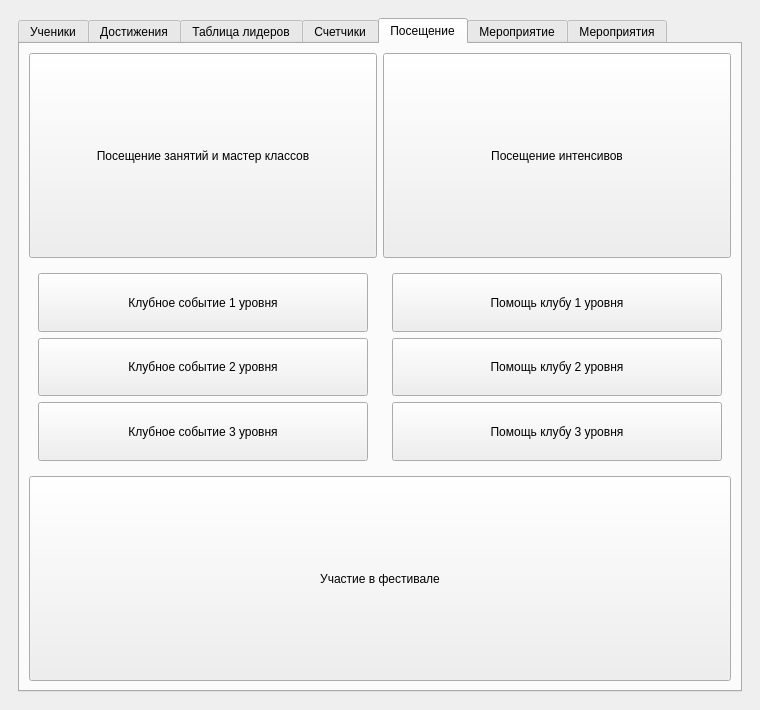
First picture: the form in main_ui_proba.ui, repository Dimarom4/SmartQube, before the edit.
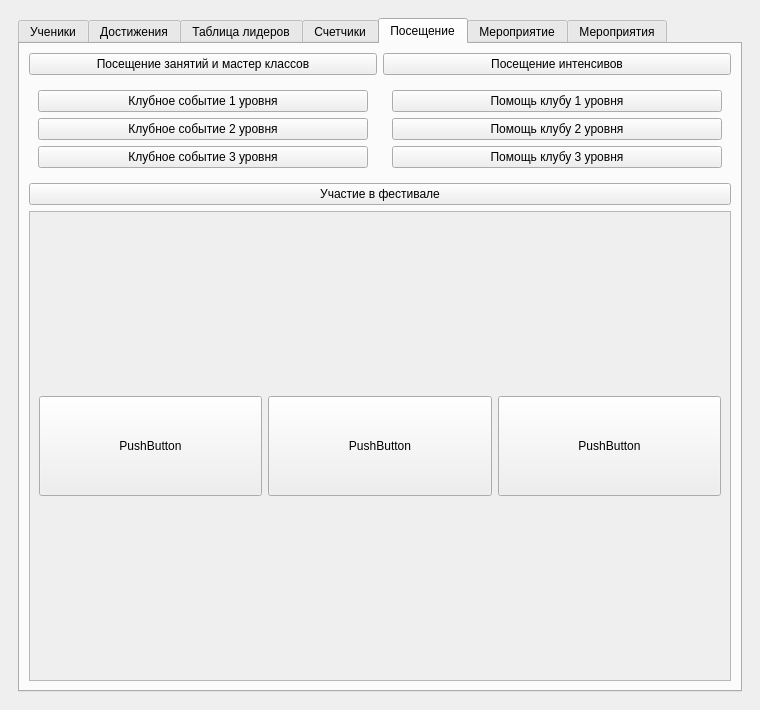
Second picture: the form after the edit. The open tabs and pages were chosen to show the change. Icons and pictures are not drawn.

What changed in the file:
```diff
--- a/main_ui_proba.ui
+++ b/main_ui_proba.ui
@@ -1073,6 +1073,82 @@
               </property>
              </widget>
             </item>
+            <item row="5" column="0" colspan="2">
+             <widget class="QScrollArea" name="scrollArea_2">
+              <property name="widgetResizable">
+               <bool>true</bool>
+              </property>
+              <widget class="QWidget" name="scrollAreaWidgetContents_2">
+               <property name="geometry">
+                <rect>
+                 <x>0</x>
+                 <y>0</y>
+                 <width>698</width>
+                 <height>465</height>
+                </rect>
+               </property>
+               <layout class="QGridLayout" name="gridLayout_12">
+                <item row="0" column="0">
+                 <widget class="QPushButton" name="pushButton_6">
+                  <property name="sizePolicy">
+                   <sizepolicy hsizetype="Minimum" vsizetype="Fixed">
+                    <horstretch>0</horstretch>
+                    <verstretch>0</verstretch>
+                   </sizepolicy>
+                  </property>
+                  <property name="minimumSize">
+                   <size>
+                    <width>100</width>
+                    <height>100</height>
+                   </size>
+                  </property>
+                  <property name="text">
+                   <string>PushButton</string>
+                  </property>
+                 </widget>
+                </item>
+                <item row="0" column="1">
+                 <widget class="QPushButton" name="pushButton_7">
+                  <property name="sizePolicy">
+                   <sizepolicy hsizetype="Minimum" vsizetype="Fixed">
+                    <horstretch>0</horstretch>
+                    <verstretch>0</verstretch>
+                   </sizepolicy>
+                  </property>
+                  <property name="minimumSize">
+                   <size>
+                    <width>0</width>
+                    <height>100</height>
+                   </size>
+                  </property>
+                  <property name="text">
+                   <string>PushButton</string>
+                  </property>
+                 </widget>
+                </item>
+                <item row="0" column="2">
+                 <widget class="QPushButton" name="pushButton_8">
+                  <property name="sizePolicy">
+                   <sizepolicy hsizetype="Minimum" vsizetype="Fixed">
+                    <horstretch>0</horstretch>
+                    <verstretch>0</verstretch>
+                   </sizepolicy>
+                  </property>
+                  <property name="minimumSize">
+                   <size>
+                    <width>0</width>
+                    <height>100</height>
+                   </size>
+                  </property>
+                  <property name="text">
+                   <string>PushButton</string>
+                  </property>
+                 </widget>
+                </item>
+               </layout>
+              </widget>
+             </widget>
+            </item>
            </layout>
           </widget>
           <widget class="QWidget" name="tab">
```
Left out of the diff: 92 changed lines with no effect on the pictures.
